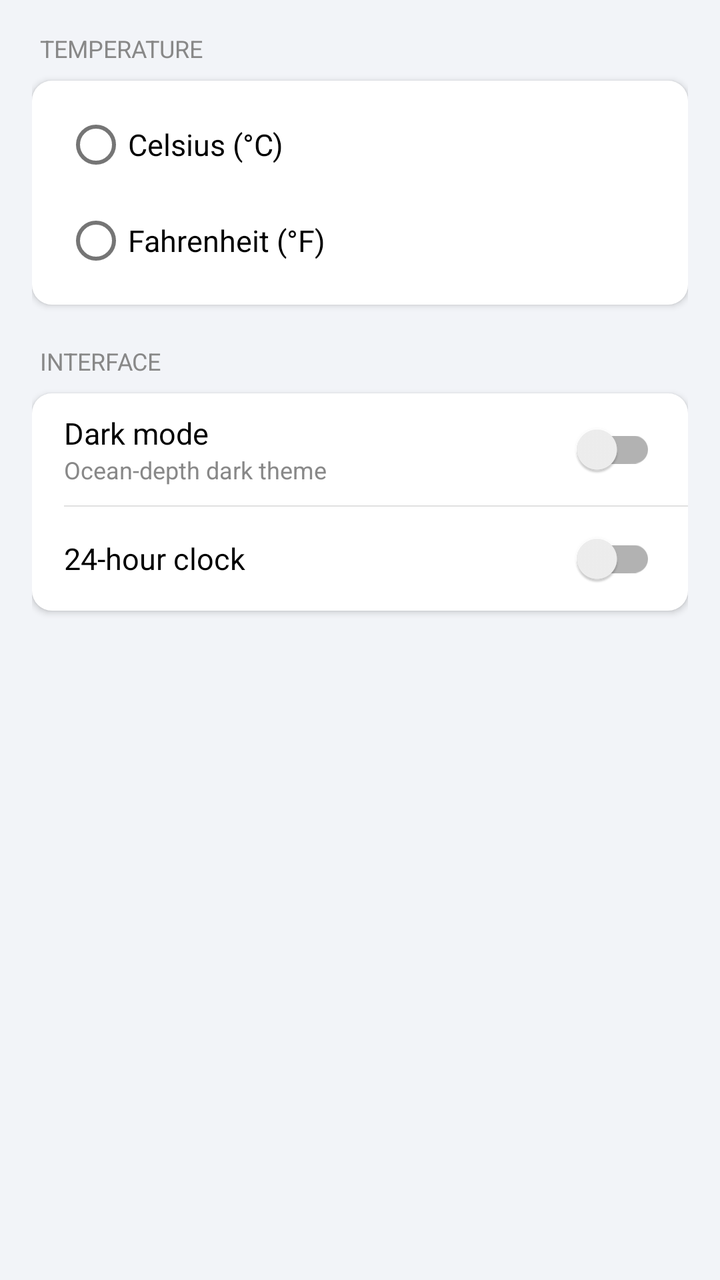
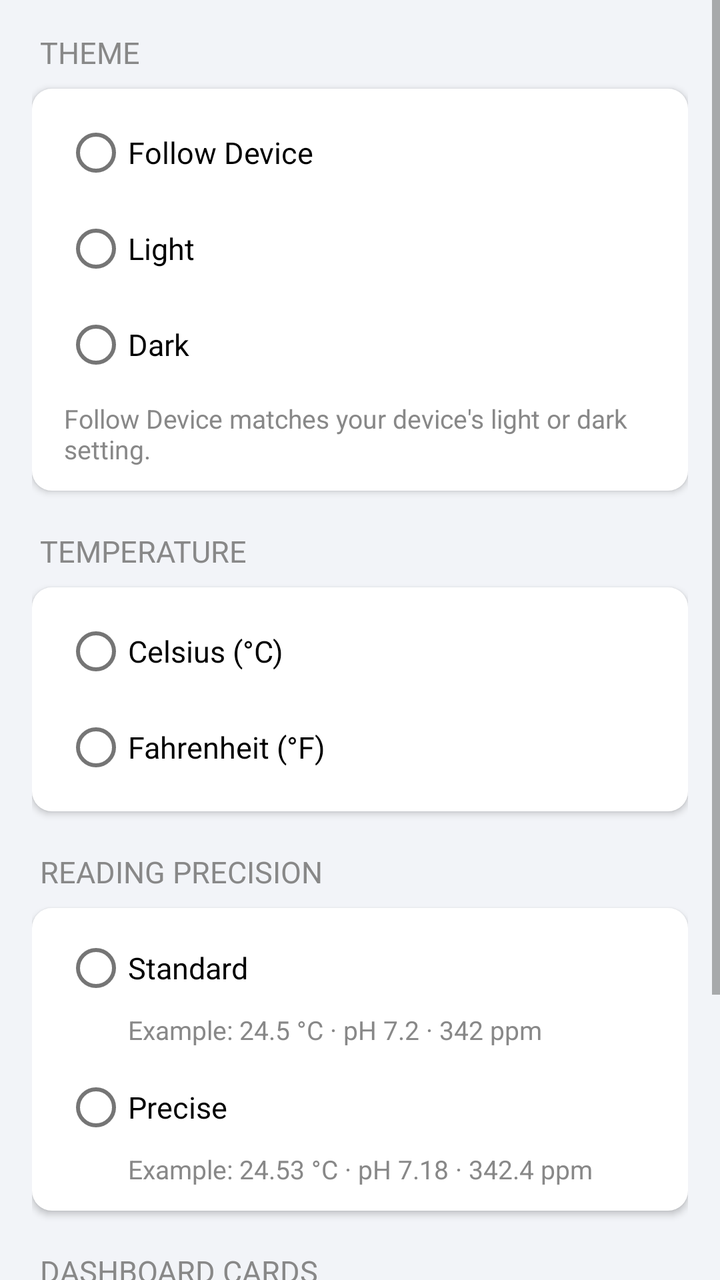

An Android layout rendered at two revisions. The XML below is the earlier revision; the diff shows what the commit changed to produce the second picture.
<!-- AndroidManifest.xml: application theme Theme.AquaSense -->
<!-- res/layout/fragment_display_units.xml -->
<?xml version="1.0" encoding="utf-8"?>
<ScrollView xmlns:android="http://schemas.android.com/apk/res/android"
    android:layout_width="match_parent"
    android:layout_height="match_parent"
    android:background="@color/background">

    <LinearLayout
        android:layout_width="match_parent"
        android:layout_height="wrap_content"
        android:orientation="vertical"
        android:padding="16dp">

        
        <TextView
            android:layout_width="wrap_content"
            android:layout_height="wrap_content"
            android:layout_marginBottom="8dp"
            android:layout_marginStart="4dp"
            android:text="@string/section_temperature"
            android:textAllCaps="true"
            android:textColor="@color/text_secondary"
            android:textSize="12sp" />

        <LinearLayout
            android:layout_width="match_parent"
            android:layout_height="wrap_content"
            android:layout_marginBottom="20dp"
            android:background="@drawable/bg_settings_card"
            android:elevation="2dp"
            android:orientation="vertical"
            android:paddingStart="16dp"
            android:paddingEnd="16dp"
            android:paddingTop="8dp"
            android:paddingBottom="8dp">

            <RadioGroup
                android:id="@+id/rgTempUnit"
                android:layout_width="match_parent"
                android:layout_height="wrap_content"
                android:orientation="vertical">

                <RadioButton
                    android:id="@+id/rbCelsius"
                    android:layout_width="match_parent"
                    android:layout_height="48dp"
                    android:gravity="center_vertical"
                    android:text="@string/celsius"
                    android:textColor="@color/text_primary"
                    android:textSize="15sp" />

                <RadioButton
                    android:id="@+id/rbFahrenheit"
                    android:layout_width="match_parent"
                    android:layout_height="48dp"
                    android:gravity="center_vertical"
                    android:text="@string/fahrenheit"
                    android:textColor="@color/text_primary"
                    android:textSize="15sp" />

            </RadioGroup>

        </LinearLayout>

        
        <TextView
            android:layout_width="wrap_content"
            android:layout_height="wrap_content"
            android:layout_marginBottom="8dp"
            android:layout_marginStart="4dp"
            android:text="@string/section_interface"
            android:textAllCaps="true"
            android:textColor="@color/text_secondary"
            android:textSize="12sp" />

        <LinearLayout
            android:layout_width="match_parent"
            android:layout_height="wrap_content"
            android:layout_marginBottom="20dp"
            android:background="@drawable/bg_settings_card"
            android:elevation="2dp"
            android:orientation="vertical">

            
            <LinearLayout
                android:layout_width="match_parent"
                android:layout_height="56dp"
                android:gravity="center_vertical"
                android:orientation="horizontal"
                android:paddingStart="16dp"
                android:paddingEnd="16dp">

                <LinearLayout
                    android:layout_width="0dp"
                    android:layout_height="wrap_content"
                    android:layout_weight="1"
                    android:orientation="vertical">

                    <TextView
                        android:layout_width="wrap_content"
                        android:layout_height="wrap_content"
                        android:text="@string/dark_mode"
                        android:textColor="@color/text_primary"
                        android:textSize="15sp" />

                    <TextView
                        android:layout_width="wrap_content"
                        android:layout_height="wrap_content"
                        android:text="@string/dark_mode_desc"
                        android:textColor="@color/text_secondary"
                        android:textSize="12sp" />

                </LinearLayout>

                <androidx.appcompat.widget.SwitchCompat
                    android:id="@+id/switchDarkMode"
                    android:layout_width="wrap_content"
                    android:layout_height="wrap_content" />

            </LinearLayout>

            <View
                android:layout_width="match_parent"
                android:layout_height="0.5dp"
                android:layout_marginStart="16dp"
                android:background="@color/divider" />

            
            <LinearLayout
                android:layout_width="match_parent"
                android:layout_height="52dp"
                android:gravity="center_vertical"
                android:orientation="horizontal"
                android:paddingStart="16dp"
                android:paddingEnd="16dp">

                <TextView
                    android:layout_width="0dp"
                    android:layout_height="wrap_content"
                    android:layout_weight="1"
                    android:text="@string/twenty_four_hour_clock"
                    android:textColor="@color/text_primary"
                    android:textSize="15sp" />

                <androidx.appcompat.widget.SwitchCompat
                    android:id="@+id/switch24HourClock"
                    android:layout_width="wrap_content"
                    android:layout_height="wrap_content" />

            </LinearLayout>

        </LinearLayout>

    </LinearLayout>

</ScrollView>
<!-- resources referenced by this layout -->
<resources>
  <color name="background">#FFF2F4F8</color>
  <color name="divider">#FFE0E0E0</color>
  <color name="text_primary">#FF000000</color>
  <color name="text_secondary">#FF888888</color>
  <!-- drawable bg_settings_card (drawable) -->
  <?xml version="1.0" encoding="utf-8"?>
  <shape xmlns:android="http://schemas.android.com/apk/res/android"
      android:shape="rectangle">
      <solid android:color="@color/card_background" />
      <corners android:radius="10dp" />
  </shape>
  <string name="celsius">Celsius (°C)</string>
  <string name="dark_mode">Dark mode</string>
  <string name="dark_mode_desc">Ocean-depth dark theme</string>
  <string name="fahrenheit">Fahrenheit (°F)</string>
  <string name="section_interface">INTERFACE</string>
  <string name="section_temperature">TEMPERATURE</string>
  <string name="twenty_four_hour_clock">24-hour clock</string>
  <style name="Theme.AquaSense" parent="Theme.MaterialComponents.DayNight.NoActionBar" />
  <color name="card_background">#FFFFFFFF</color>
</resources>

<!-- the commit's change to res/layout/fragment_display_units.xml (unified diff, before → after) -->
@@ -1,8 +1,7 @@
 <?xml version="1.0" encoding="utf-8"?>
 <ScrollView xmlns:android="http://schemas.android.com/apk/res/android"
     android:layout_width="match_parent"
-    android:layout_height="match_parent"
-    android:background="@color/background">
+    android:layout_height="match_parent">
 
     <LinearLayout
         android:layout_width="match_parent"
@@ -16,10 +15,78 @@
             android:layout_height="wrap_content"
             android:layout_marginBottom="8dp"
             android:layout_marginStart="4dp"
+            android:text="@string/section_theme"
+            android:textAllCaps="true"
+            android:textColor="@color/text_secondary"
+            android:textSize="15sp" />
+
+        <LinearLayout
+            android:layout_width="match_parent"
+            android:layout_height="wrap_content"
+            android:layout_marginBottom="20dp"
+            android:background="@drawable/bg_settings_card"
+            android:elevation="2dp"
+            android:orientation="vertical"
+            android:paddingStart="16dp"
+            android:paddingEnd="16dp"
+            android:paddingTop="8dp"
+            android:paddingBottom="12dp">
+
+            <RadioGroup
+                android:id="@+id/rgThemeMode"
+                android:layout_width="match_parent"
+                android:layout_height="wrap_content"
+                android:orientation="vertical">
+
+                <RadioButton
+                    android:id="@+id/rbThemeSystem"
+                    android:layout_width="match_parent"
+                    android:layout_height="48dp"
+                    android:gravity="center_vertical"
+                    android:text="@string/theme_follow_system"
+                    android:textColor="@color/text_primary"
+                    android:textSize="15sp" />
+
+                <RadioButton
+                    android:id="@+id/rbThemeLight"
+                    android:layout_width="match_parent"
+                    android:layout_height="48dp"
+                    android:gravity="center_vertical"
+                    android:text="@string/theme_light"
+                    android:textColor="@color/text_primary"
+                    android:textSize="15sp" />
+
+                <RadioButton
+                    android:id="@+id/rbThemeDark"
+                    android:layout_width="match_parent"
+                    android:layout_height="48dp"
+                    android:gravity="center_vertical"
+                    android:text="@string/theme_dark"
+                    android:textColor="@color/text_primary"
+                    android:textSize="15sp" />
+
+            </RadioGroup>
+
+            <TextView
+                android:layout_width="wrap_content"
+                android:layout_height="wrap_content"
+                android:layout_marginTop="4dp"
+                android:text="@string/theme_desc"
+                android:textColor="@color/text_secondary"
+                android:textSize="13sp" />
+
+        </LinearLayout>
+
+        
+        <TextView
+            android:layout_width="wrap_content"
+            android:layout_height="wrap_content"
+            android:layout_marginBottom="8dp"
+            android:layout_marginStart="4dp"
             android:text="@string/section_temperature"
             android:textAllCaps="true"
             android:textColor="@color/text_secondary"
-            android:textSize="12sp" />
+            android:textSize="15sp" />
 
         <LinearLayout
             android:layout_width="match_parent"
@@ -67,62 +134,128 @@
             android:layout_height="wrap_content"
             android:layout_marginBottom="8dp"
             android:layout_marginStart="4dp"
-            android:text="@string/section_interface"
-            android:textAllCaps="true"
-            android:textColor="@color/text_secondary"
-            android:textSize="12sp" />
-
-        <LinearLayout
-            android:layout_width="match_parent"
-            android:layout_height="wrap_content"
-            android:layout_marginBottom="20dp"
-            android:background="@drawable/bg_settings_card"
-            android:elevation="2dp"
-            android:orientation="vertical">
+            android:text="@string/section_precision"
+            android:textAllCaps="true"
+            android:textColor="@color/text_secondary"
+            android:textSize="15sp" />
+
+        <LinearLayout
+            android:layout_width="match_parent"
+            android:layout_height="wrap_content"
+            android:layout_marginBottom="20dp"
+            android:background="@drawable/bg_settings_card"
+            android:elevation="2dp"
+            android:orientation="vertical"
+            android:paddingStart="16dp"
+            android:paddingEnd="16dp"
+            android:paddingTop="8dp"
+            android:paddingBottom="12dp">
+
+            <RadioGroup
+                android:id="@+id/rgPrecision"
+                android:layout_width="match_parent"
+                android:layout_height="wrap_content"
+                android:orientation="vertical">
+
+                <RadioButton
+                    android:id="@+id/rbPrecisionStandard"
+                    android:layout_width="match_parent"
+                    android:layout_height="wrap_content"
+                    android:gravity="center_vertical"
+                    android:minHeight="44dp"
+                    android:text="@string/precision_standard"
+                    android:textColor="@color/text_primary"
+                    android:textSize="15sp" />
+
+                <TextView
+                    android:layout_width="wrap_content"
+                    android:layout_height="wrap_content"
+                    android:layout_marginBottom="8dp"
+                    android:layout_marginStart="32dp"
+                    android:text="@string/precision_standard_desc"
+                    android:textColor="@color/text_secondary"
+                    android:textSize="13sp" />
+
+                <RadioButton
+                    android:id="@+id/rbPrecisionPrecise"
+                    android:layout_width="match_parent"
+                    android:layout_height="wrap_content"
+                    android:gravity="center_vertical"
+                    android:minHeight="44dp"
+                    android:text="@string/precision_precise"
+                    android:textColor="@color/text_primary"
+                    android:textSize="15sp" />
+
+                <TextView
+                    android:layout_width="wrap_content"
+                    android:layout_height="wrap_content"
+                    android:layout_marginStart="32dp"
+                    android:text="@string/precision_precise_desc"
+                    android:textColor="@color/text_secondary"
+                    android:textSize="13sp" />
+
+            </RadioGroup>
+
+        </LinearLayout>
+
+        
+        <TextView
+            android:layout_width="wrap_content"
+            android:layout_height="wrap_content"
+            android:layout_marginBottom="8dp"
+            android:layout_marginStart="4dp"
+            android:text="@string/section_dashboard_cards"
+            android:textAllCaps="true"
+            android:textColor="@color/text_secondary"
+            android:textSize="15sp" />
+
+        <LinearLayout
+            android:layout_width="match_parent"
+            android:layout_height="wrap_content"
+            android:layout_marginBottom="20dp"
+            android:background="@drawable/bg_settings_card"
+            android:elevation="2dp"
+            android:orientation="vertical"
+            android:paddingBottom="4dp">
 
             
             <LinearLayout
-                android:layout_width="match_parent"
-                android:layout_height="56dp"
-                android:gravity="center_vertical"
-                android:orientation="horizontal"
-                android:paddingStart="16dp"
-                android:paddingEnd="16dp">
-
-                <LinearLayout
-                    android:layout_width="0dp"
-                    android:layout_height="wrap_content"
-                    android:layout_weight="1"
-                    android:orientation="vertical">
-
-                    <TextView
-                        android:layout_width="wrap_content"
-                        android:layout_height="wrap_content"
-                        android:text="@string/dark_mode"
-                        android:textColor="@color/text_primary"
-                        android:textSize="15sp" />
-
-                    <TextView
-                        android:layout_width="wrap_content"
-                        android:layout_height="wrap_content"
-                        android:text="@string/dark_mode_desc"
-                        android:textColor="@color/text_secondary"
-                        android:textSize="12sp" />
-
-                </LinearLayout>
-
-                <androidx.appcompat.widget.SwitchCompat
-                    android:id="@+id/switchDarkMode"
-                    android:layout_width="wrap_content"
-                    android:layout_height="wrap_content" />
-
-            </LinearLayout>
-
-            <View
-                android:layout_width="match_parent"
-                android:layout_height="0.5dp"
+                android:id="@+id/containerDashboardCards"
+                android:layout_width="match_parent"
+                android:layout_height="wrap_content"
+                android:orientation="vertical" />
+
+            <TextView
+                android:layout_width="wrap_content"
+                android:layout_height="wrap_content"
                 android:layout_marginStart="16dp"
-                android:background="@color/divider" />
+                android:layout_marginEnd="16dp"
+                android:layout_marginTop="4dp"
+                android:layout_marginBottom="8dp"
+                android:text="@string/dashboard_cards_desc"
+                android:textColor="@color/text_secondary"
+                android:textSize="13sp" />
+
+        </LinearLayout>
+
+        
+        <TextView
+            android:layout_width="wrap_content"
+            android:layout_height="wrap_content"
+            android:layout_marginBottom="8dp"
+            android:layout_marginStart="4dp"
+            android:text="@string/section_interface"
+            android:textAllCaps="true"
+            android:textColor="@color/text_secondary"
+            android:textSize="15sp" />
+
+        <LinearLayout
+            android:layout_width="match_parent"
+            android:layout_height="wrap_content"
+            android:layout_marginBottom="20dp"
+            android:background="@drawable/bg_settings_card"
+            android:elevation="2dp"
+            android:orientation="vertical">
 
             
             <LinearLayout
<!-- resource entries referenced after the edit -->
@@ -1,7 +1,7 @@
 <!-- resources referenced by this layout -->
 <resources>
   <color name="background">#FFF2F4F8</color>
-  <color name="divider">#FFE0E0E0</color>
+  <color name="toolbar_gradient_start">#FFC1DFE0</color>
   <color name="text_primary">#FF000000</color>
   <color name="text_secondary">#FF888888</color>
   <!-- drawable bg_settings_card (drawable) -->
@@ -12,13 +12,31 @@
       <corners android:radius="10dp" />
   </shape>
   <string name="celsius">Celsius (°C)</string>
-  <string name="dark_mode">Dark mode</string>
-  <string name="dark_mode_desc">Ocean-depth dark theme</string>
+  <string name="dashboard_cards_desc">Reorder cards or hide the ones you don\'t need.</string>
   <string name="fahrenheit">Fahrenheit (°F)</string>
+  <string name="precision_precise">Precise</string>
+  <string name="precision_precise_desc">Example: 24.53 °C · pH 7.18 · 342.4 ppm</string>
+  <string name="precision_standard">Standard</string>
+  <string name="precision_standard_desc">Example: 24.5 °C · pH 7.2 · 342 ppm</string>
+  <string name="section_dashboard_cards">DASHBOARD CARDS</string>
   <string name="section_interface">INTERFACE</string>
+  <string name="section_precision">READING PRECISION</string>
   <string name="section_temperature">TEMPERATURE</string>
-  <string name="twenty_four_hour_clock">24-hour clock</string>
-  <style name="Theme.AquaSense" parent="Theme.MaterialComponents.DayNight.NoActionBar" />
+  <string name="section_theme">THEME</string>
+  <string name="theme_dark">Dark</string>
+  <string name="theme_desc">Follow Device matches your device\'s light or dark setting.</string>
+  <string name="theme_follow_system">Follow Device</string>
+  <string name="theme_light">Light</string>
+  <string name="twenty_four_hour_clock">24-hour Clock</string>
+  <style name="Theme.AquaSense" parent="Base.Theme.AquaSense" />
   <color name="card_background">#FFFFFFFF</color>
+  <style name="Base.Theme.AquaSense" parent="Theme.MaterialComponents.DayNight.NoActionBar">
+          
+          <item name="android:windowBackground">@color/background</item>
+          <item name="android:colorBackground">@color/background</item>
+          
+          <item name="android:statusBarColor">@color/toolbar_gradient_start</item>
+          <item name="android:windowLightStatusBar">@bool/light_status_bar_icons</item>
+      </style>
 </resources>
 
